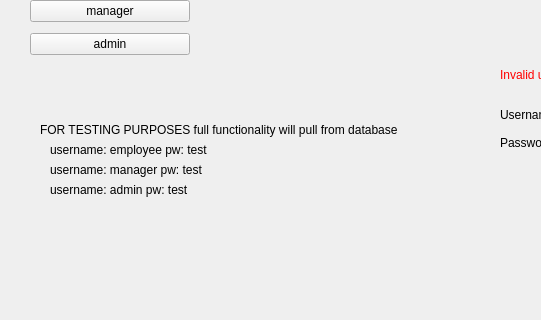
Old version of the form mainwindow.ui in the repository Big-Dogs/Bulk-Club-Project; both pictures show x 0 to 541 and y 218 to 538 of the 1280 by 720 pixel window.
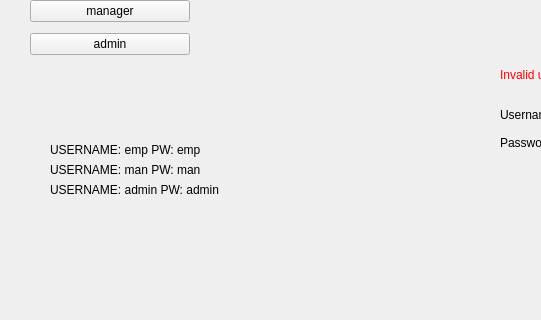
New version of the form.

Commit message:
checks database for login
adds a checkLogin function in the database class and adds an enum for permission levels

```diff
--- a/mainwindow.ui
+++ b/mainwindow.ui
@@ -134,7 +134,7 @@
        </rect>
       </property>
       <property name="text">
-       <string>username: manager pw: test</string>
+       <string>USERNAME: man PW: man</string>
       </property>
      </widget>
      <widget class="QLabel" name="label_home_admintest">
@@ -142,12 +142,12 @@
        <rect>
         <x>50</x>
         <y>280</y>
-        <width>171</width>
+        <width>181</width>
         <height>16</height>
        </rect>
       </property>
       <property name="text">
-       <string>username: admin pw: test</string>
+       <string>USERNAME: admin PW: admin</string>
       </property>
      </widget>
      <widget class="QLabel" name="label_home_employeetest">
@@ -160,20 +160,7 @@
        </rect>
       </property>
       <property name="text">
-       <string>username: employee pw: test</string>
-      </property>
-     </widget>
-     <widget class="QLabel" name="label_home_test">
-      <property name="geometry">
-       <rect>
-        <x>40</x>
-        <y>220</y>
-        <width>381</width>
-        <height>16</height>
-       </rect>
-      </property>
-      <property name="text">
-       <string>FOR TESTING PURPOSES full functionality will pull from database</string>
+       <string>USERNAME: emp PW: emp</string>
       </property>
      </widget>
     </widget>
```
The commit also changes 4 other files.
